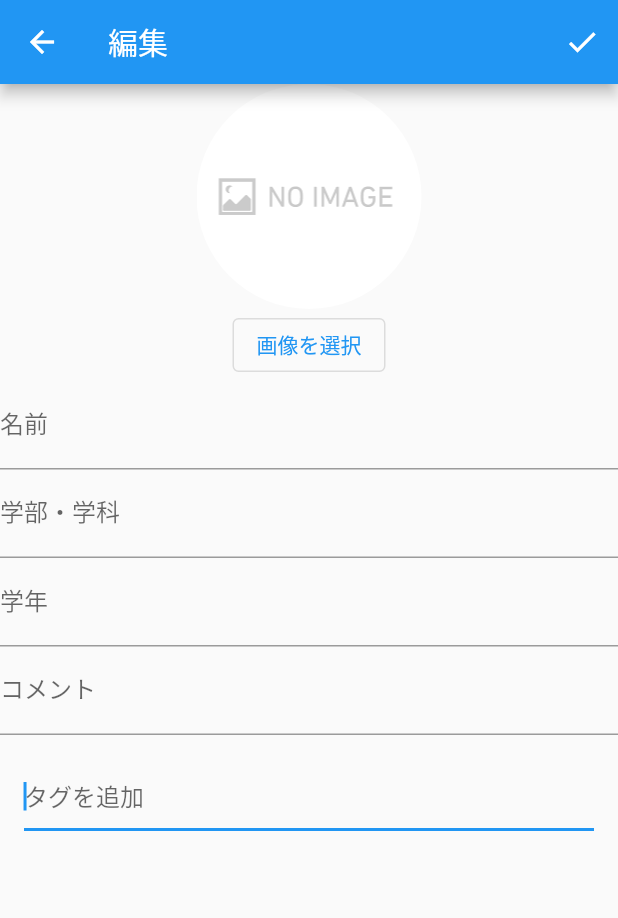
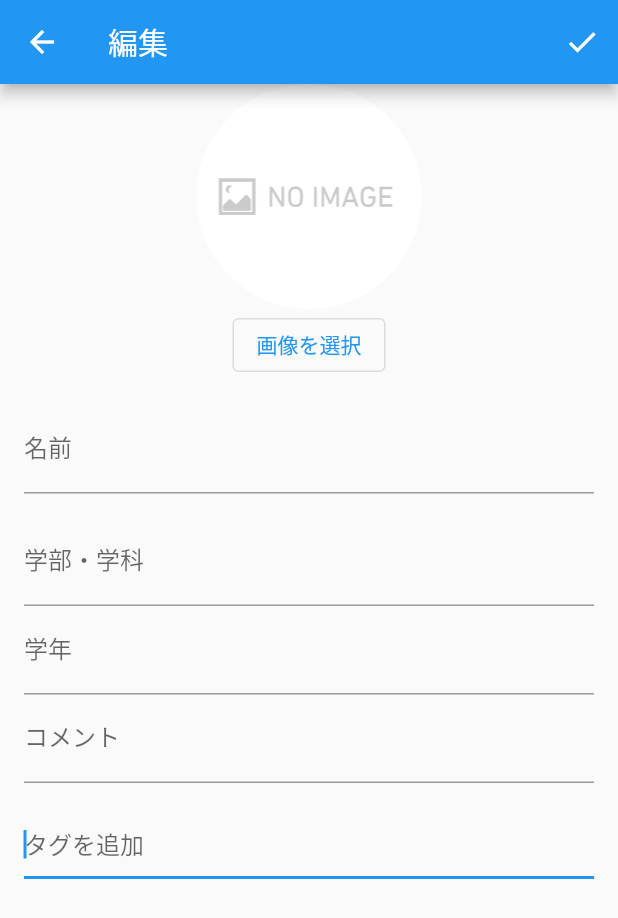
Before and after one commit to isseiM0312/ChonChon, a Flutter app: the ProfileEditPage screen opened directly, on a phone screen of 412 x 824 dp. Shown: the top 918 px of the screen. Run offline on Flutter 3.47's test engine with Material 2 defaults, Android fonts, the phone set to English and light mode, and no system bars; our stand-ins replace cached_network_image, cloud_firestore, firebase_auth, firebase_core, firebase_storage, flutter_chat_types and 4 more; missing offline and left inert: cloud_firestore_web, firebase_auth_web, firebase_core_web, firebase_storage_web, image_picker_for_web; accounts and stored records are empty; network calls fail.

Commit message:
画面の微調整

```diff
--- a/chonchon/lib/profile_edit.dart
+++ b/chonchon/lib/profile_edit.dart
@@ -255,7 +255,9 @@ class _ProfileEditPageState extends State<ProfileEditPage> {
                   _upload();
                 },
                 child: const Text('画像を選択')),
-            TextField(
+            Padding(
+              padding: const EdgeInsets.all(16.0),
+              child: TextField(
                 controller: _name_controller,
                 decoration: InputDecoration(labelText: '名前'),
                 onChanged: (String value) {
@@ -264,8 +266,11 @@ class _ProfileEditPageState extends State<ProfileEditPage> {
                   });
                 },
               ),
+            ),
             //major入力
-            TextFormField(
+            Padding(
+              padding: const EdgeInsets.only(left: 16.0, right: 16.0),
+              child: TextFormField(
                 controller: _major_controller,
                 decoration: InputDecoration(labelText: '学部・学科'),
                 onChanged: (String value) {
@@ -274,8 +279,11 @@ class _ProfileEditPageState extends State<ProfileEditPage> {
                   });
                 },
               ),
+            ),
             //grade入力
-            TextFormField(
+            Padding(
+              padding: const EdgeInsets.only(left: 16.0, right: 16.0),
+              child: TextFormField(
                 controller: _grade_controller,
                 decoration: InputDecoration(labelText: '学年'),
                 onChanged: (String value) {
@@ -284,8 +292,11 @@ class _ProfileEditPageState extends State<ProfileEditPage> {
                   });
                 },
               ),
+            ),
             //comment入力
-            TextFormField(
+            Padding(
+              padding: const EdgeInsets.only(left: 16.0, right: 16.0),
+              child: TextFormField(
                 controller: _comment_controller,
                 decoration: InputDecoration(labelText: 'コメント'),
                 onChanged: (String value) {
@@ -293,6 +304,7 @@ class _ProfileEditPageState extends State<ProfileEditPage> {
                     comment = value;
                   });
                 },
+              ),
             ),
             Container(
               padding: EdgeInsets.all(16.0),
```
Lines whose indentation alone changed are shown as unchanged.
